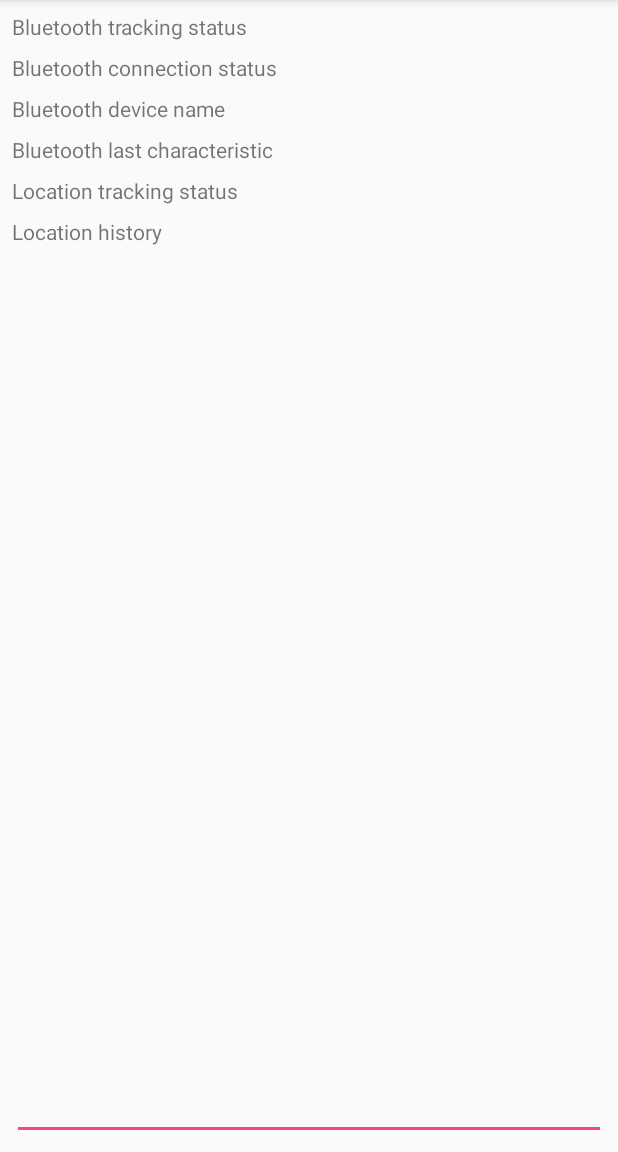
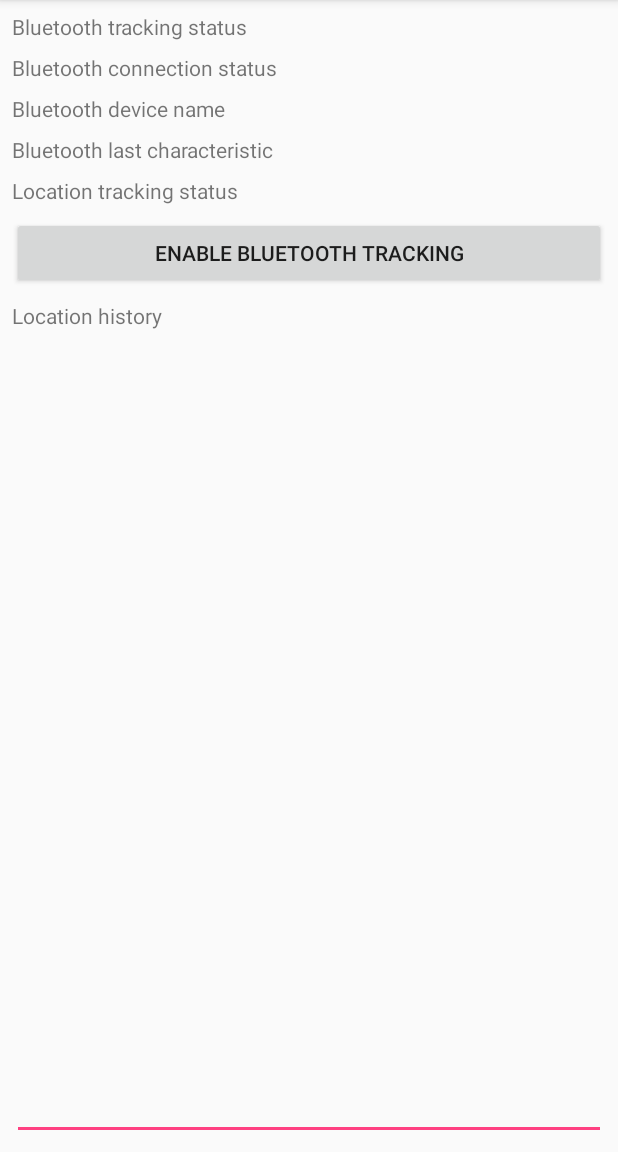
Before and after one commit to stofanakmartin/ForkMonitor, an Android app: the screen it shows after launch (MainActivity1), on a phone screen of 412 x 824 dp, the part 84-1236 px from its top. Run offline under Robolectric (Android 15) with nearby library versions, the phone set to English and light mode, and no system bars; our stand-ins replace ButterKnife, EventBus, Timber.

Commit message:
Bluetooth tracking - new device communication workflow

```diff
--- a/app/src/main/java/com/example/vmec/forkmonitor/ForkMonitorTrackingManager.java
+++ b/app/src/main/java/com/example/vmec/forkmonitor/ForkMonitorTrackingManager.java
@@ -154,7 +154,7 @@ public class ForkMonitorTrackingManager {
     @Subscribe(threadMode = ThreadMode.MAIN)
     public void onMessageEvent(GattCharacteristicChangeEvent event) {
         final BluetoothGattCharacteristic characteristic = event.getCharacteristic();
-        final String charMessage = getCharacteristicStringValue(characteristic);
+        final String charMessage = getCharacteristicStringValue2(characteristic);
 
         Timber.d("Characteristic change received - message: %s", charMessage);
 
--- a/app/src/main/res/layout/activity_main_1.xml
+++ b/app/src/main/res/layout/activity_main_1.xml
@@ -32,7 +32,7 @@
         android:layout_marginTop="8dp"
         android:text="Location history"
         app:layout_constraintStart_toStartOf="parent"
-        app:layout_constraintTop_toBottomOf="@+id/textView"
+        app:layout_constraintTop_toBottomOf="@+id/btn_bluetooth_tracking_toggle"
         />
 
     <TextView
@@ -139,4 +139,17 @@
         app:layout_constraintEnd_toEndOf="parent"
         app:layout_constraintTop_toBottomOf="@+id/txt_bluetooth_connection_status"
         />
+
+    <Button
+        android:id="@+id/btn_bluetooth_tracking_toggle"
+        android:layout_width="0dp"
+        android:layout_height="wrap_content"
+        android:layout_marginEnd="8dp"
+        android:layout_marginStart="8dp"
+        android:layout_marginTop="8dp"
+        android:text="Enable bluetooth tracking"
+        app:layout_constraintEnd_toEndOf="parent"
+        app:layout_constraintStart_toStartOf="parent"
+        app:layout_constraintTop_toBottomOf="@+id/textView"
+        />
 </android.support.constraint.ConstraintLayout>
```
